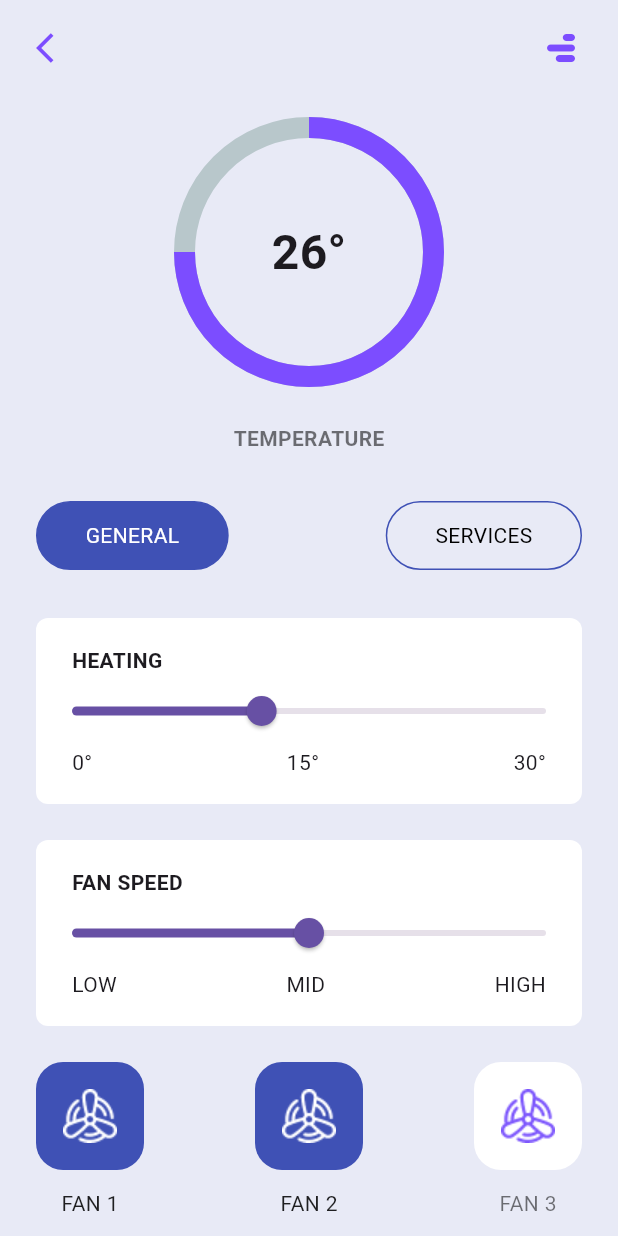
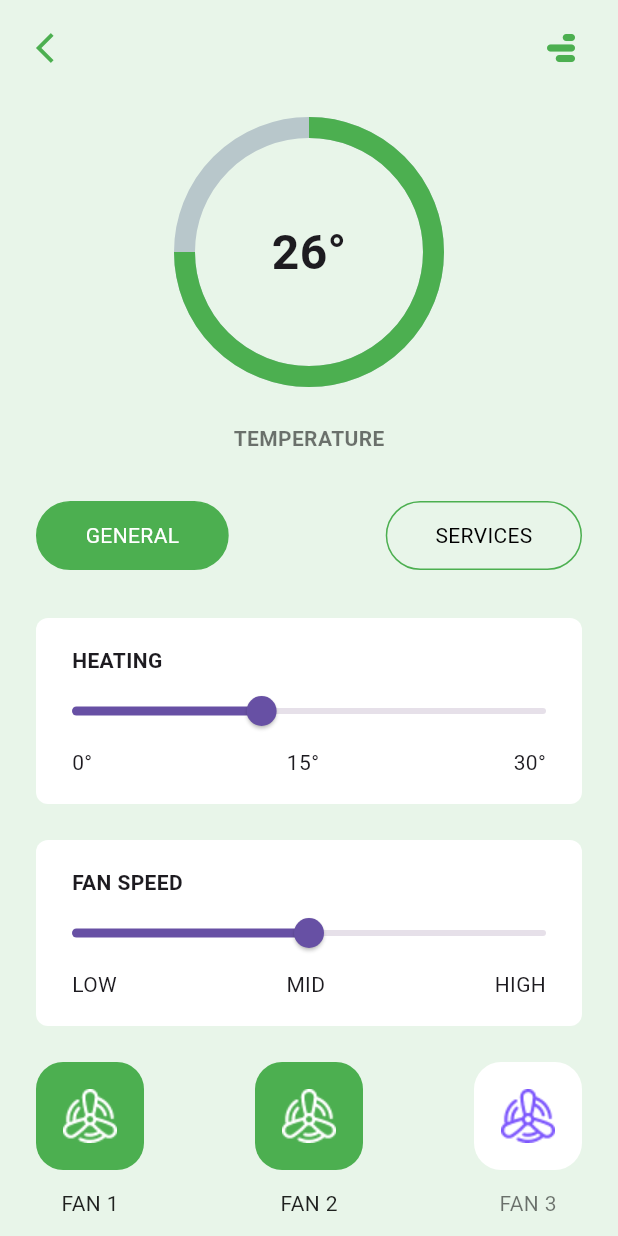
Before and after one commit to m16-omar/home_control_app, a Flutter app: the screen it shows after launch, after a tap on "TEMPERATURE", on a phone screen of 412 x 824 dp. Run offline on Flutter 3.47's test engine with Material 3 defaults, Android fonts, the phone set to English and light mode, and no system bars; drawn by our look-alikes of percent_indicator.

Commit message:
Add files via upload

```diff
--- a/lib/main.dart
+++ b/lib/main.dart
@@ -14,9 +14,9 @@ class MyApp extends StatelessWidget {
   @override
   Widget build(BuildContext context) {
     return MaterialApp(
-      title: 'Flutter Smart Home App',
+      title: 'Flutter Home Control App',
       theme: ThemeData(
-        primarySwatch: Colors.purple,
+        primarySwatch: Colors.green,
       ),
       home: const HomePage(),
       debugShowCheckedModeBanner: true,
@@ -35,7 +35,7 @@ class _HomePageState extends State<HomePage> {
   @override
   Widget build(BuildContext context) {
     return Scaffold(
-      backgroundColor: Colors.indigo.shade50,
+      backgroundColor: Colors.green.shade50,
       body: SafeArea(
         child: Container(
           margin: const EdgeInsets.only(top: 18, left: 24, right: 24),
@@ -50,7 +50,7 @@ class _HomePageState extends State<HomePage> {
                     'HI ISAH',
                     style: TextStyle(
                       fontSize: 18,
-                      color: Colors.deepPurpleAccent,
+                      color: Colors.green,
                       fontWeight: FontWeight.bold,
                     ),
                   ),
@@ -58,7 +58,7 @@ class _HomePageState extends State<HomePage> {
                     quarterTurns: 135,
                     child: Icon(
                       Icons.bar_chart_rounded,
-                      color: Colors.deepPurpleAccent,
+                      color: Colors.green,
                       size: 28,
                     ),
                   )
@@ -106,13 +106,13 @@ class _HomePageState extends State<HomePage> {
                             Navigator.push(
                               context,
                               MaterialPageRoute(
-                                builder: (context) => const TemperaturePage(),
+                                builder: (context) => const TemperatureScreen(),
                               ),
                             );
                           },
                           icon: 'assets/images/temperature.png',
                           title: 'TEMPERATURE',
-                          color: Colors.deepPurpleAccent,
+                          color: Colors.green,
                           fontColor: Colors.white,
                         ),
                       ],
--- a/lib/temperature.dart
+++ b/lib/temperature.dart
@@ -4,20 +4,20 @@ import 'package:flutter/painting.dart';
 import 'package:flutter/rendering.dart';
 import 'package:percent_indicator/circular_percent_indicator.dart';
 
-class TemperaturePage extends StatefulWidget {
-  const TemperaturePage({Key? key}) : super(key: key);
+class TemperatureScreen extends StatefulWidget {
+  const TemperatureScreen({Key? key}) : super(key: key);
 
   @override
-  _TemperaturePageState createState() => _TemperaturePageState();
+  _TemperatureScreenState createState() => _TemperatureScreenState();
 }
 
-class _TemperaturePageState extends State<TemperaturePage> {
+class _TemperatureScreenState extends State<TemperatureScreen> {
   double heating = 12;
   double fan = 15;
   @override
   Widget build(BuildContext context) {
     return Scaffold(
-      backgroundColor: Colors.indigo.shade50,
+      backgroundColor: Colors.green.shade50,
       body: SafeArea(
         child: Container(
           margin: const EdgeInsets.only(top: 18, left: 24, right: 24),
@@ -34,14 +34,14 @@ class _TemperaturePageState extends State<TemperaturePage> {
                     },
                     child: const Icon(
                       Icons.arrow_back_ios,
-                      color: Colors.deepPurpleAccent,
+                      color: Colors.green,
                     ),
                   ),
                   const RotatedBox(
                     quarterTurns: 135,
                     child: Icon(
                       Icons.bar_chart_rounded,
-                      color: Colors.deepPurpleAccent,
+                      color: Colors.green,
                       size: 28,
                     ),
                   )
@@ -56,9 +56,9 @@ class _TemperaturePageState extends State<TemperaturePage> {
                       radius: 180,
                       lineWidth: 14,
                       percent: 0.75,
-                      progressColor: Colors.deepPurpleAccent,
+                      progressColor: Colors.green,
                       center: const Text(
-                        '26\u00B0',
+                        '26°',
                         style: TextStyle(
                           fontSize: 32,
                           fontWeight: FontWeight.bold,
@@ -112,9 +112,9 @@ class _TemperaturePageState extends State<TemperaturePage> {
                             child: Row(
                               mainAxisAlignment: MainAxisAlignment.spaceBetween,
                               children: const [
-                                Text('0\u00B0'),
-                                Text('15\u00B0'),
-                                Text('30\u00B0'),
+                                Text('0°'),
+                                Text('15°'),
+                                Text('30°'),
                               ],
                             ),
                           )
@@ -190,7 +190,7 @@ class _TemperaturePageState extends State<TemperaturePage> {
         Container(
           padding: const EdgeInsets.all(18),
           decoration: BoxDecoration(
-            color: isActive ? Colors.indigo : Colors.white,
+            color: isActive ? Colors.green : Colors.white,
             borderRadius: BorderRadius.circular(18),
           ),
           child: Image.asset(
@@ -218,9 +218,9 @@ class _TemperaturePageState extends State<TemperaturePage> {
         horizontal: 32,
       ),
       decoration: BoxDecoration(
-        color: isActive ? Colors.indigo : Colors.transparent,
+        color: isActive ? Colors.green : Colors.transparent,
         borderRadius: BorderRadius.circular(24),
-        border: Border.all(color: Colors.indigo),
+        border: Border.all(color: Colors.green),
       ),
       child: Text(
         title,
```
